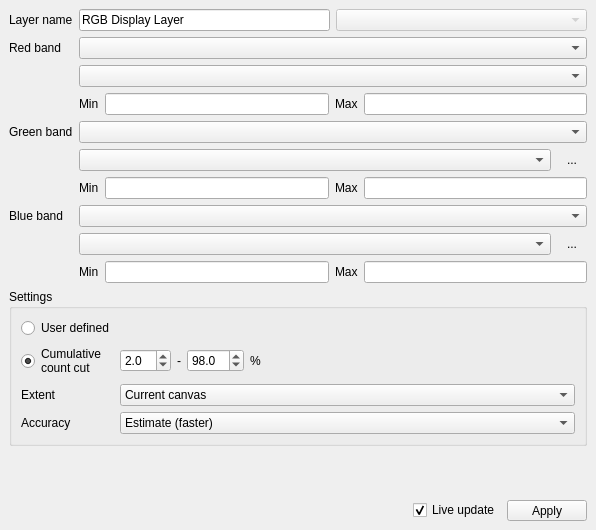
EnMAP-Box/enmap-box, file enmapbox/coreapps/multisourcemultibandcolorrendererapp/multisourcemultibandcolorrendererdialog.ui: the form before one commit.
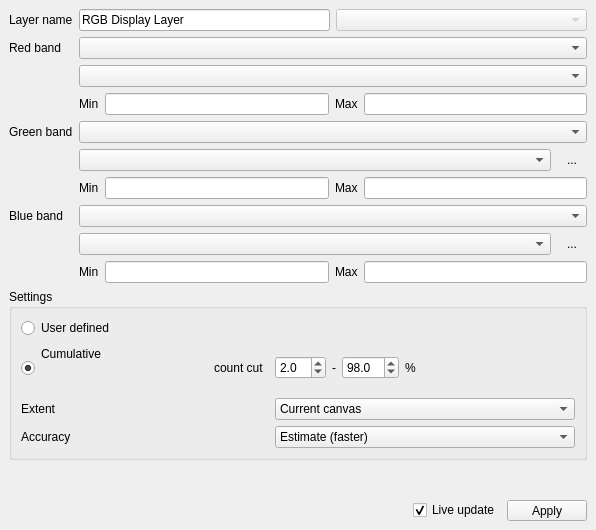
The form after the commit. Icons and pictures are not drawn. Custom widgets are drawn as their Qt base class.

```diff
--- a/enmapbox/coreapps/multisourcemultibandcolorrendererapp/multisourcemultibandcolorrendererdialog.ui
+++ b/enmapbox/coreapps/multisourcemultibandcolorrendererapp/multisourcemultibandcolorrendererdialog.ui
@@ -469,7 +469,8 @@
           <widget class="QRadioButton" name="mMinMaxPercentile">
            <property name="text">
             <string>Cumulative
-count cut</string>
+                                                    count cut
+                                                </string>
            </property>
            <property name="checked">
             <bool>true</bool>
```
Left out of the diff: 8 changed lines with no effect on the pictures. Lines whose indentation alone changed are shown as unchanged.
